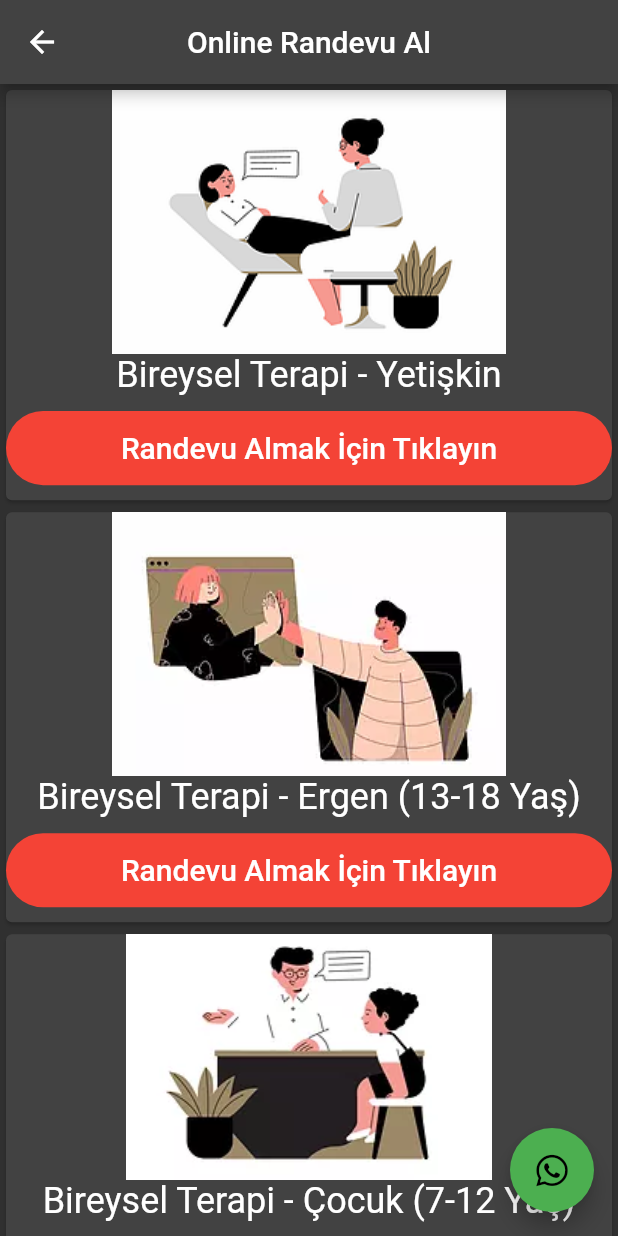
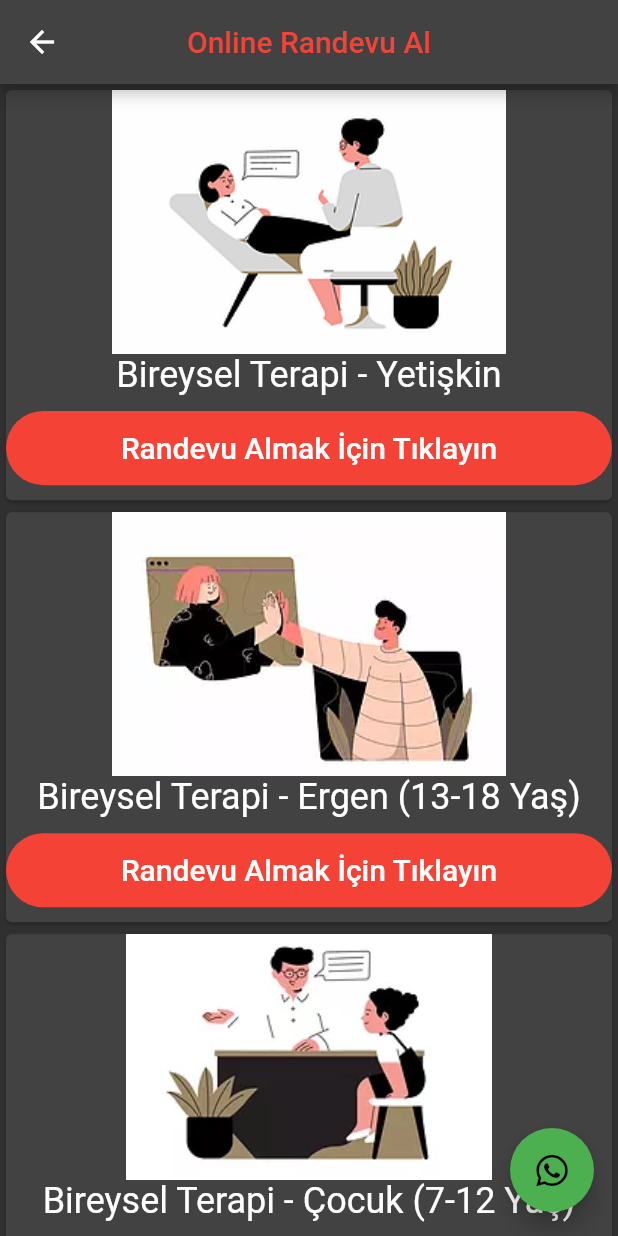
Before and after one commit to yakupbilgen/terapidukkanimNewVersion, a Flutter app: the AppointmentScreen screen opened by its route, on a phone screen of 412 x 824 dp. Run offline on Flutter 3.47's test engine with Material 2 defaults, Android fonts, the phone set to English and light mode, and no system bars; our stand-ins replace font_awesome_flutter.

Commit message:
appointment screen appbar style

```diff
--- a/lib/screen/appointment_screen.dart
+++ b/lib/screen/appointment_screen.dart
@@ -19,7 +19,13 @@ class AppointmentScreen extends StatelessWidget {
     return Scaffold(
       appBar: AppBar(
         centerTitle: true,
-        title: Text(appBarTitle),
+        title: Text(
+          appBarTitle,
+          style: Theme.of(context)
+              .textTheme
+              .headline6
+              ?.copyWith(color: Colors.red),
+        ),
       ),
       body: SingleChildScrollView(
         child: Center(
```
